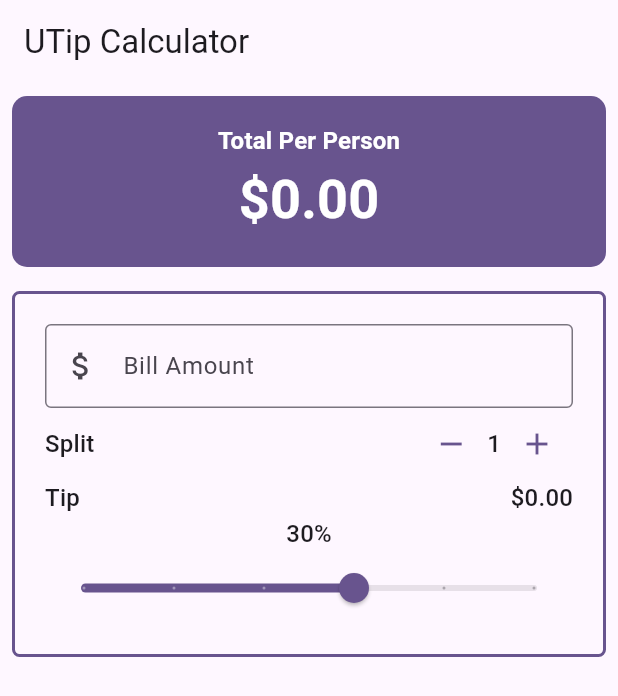
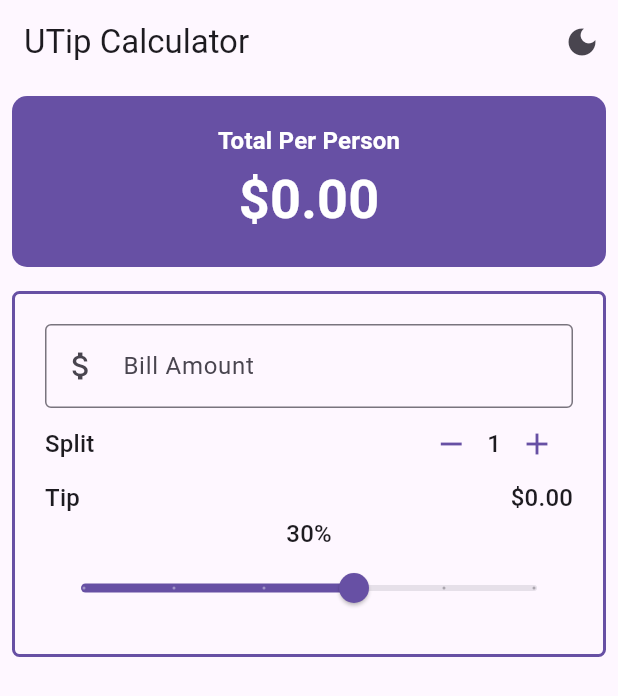
Before and after one commit to lightrao/p24_tip_calculator, a Flutter app: the screen it shows after launch, on a phone screen of 412 x 824 dp. Shown: the top 696 px of the screen. Run offline on Flutter 3.47's test engine with Material 3 defaults, Android fonts, the phone set to English and light mode, and no system bars.

Commit message:
Implement Dark & Light Modes

```diff
--- a/lib/main.dart
+++ b/lib/main.dart
@@ -5,6 +5,7 @@ import 'package:p24_tip_calculator/widgets/bill_amount_field.dart';
 import 'package:p24_tip_calculator/widgets/person_counter.dart';
 import 'package:p24_tip_calculator/widgets/tip_row.dart';
 import 'package:p24_tip_calculator/widgets/tip_slider.dart';
+import 'package:p24_tip_calculator/widgets/toggle_theme_button.dart';
 import 'package:p24_tip_calculator/widgets/total_per_person.dart';
 import 'package:provider/provider.dart';
 
@@ -23,12 +24,10 @@ class MyApp extends StatelessWidget {
   // This widget is the root of your application.
   @override
   Widget build(BuildContext context) {
+    final themeProvider = Provider.of<ThemeProvider>(context);
     return MaterialApp(
       title: 'UTip App',
-      theme: ThemeData(
-        colorScheme: ColorScheme.fromSeed(seedColor: Colors.deepPurple),
-        useMaterial3: true,
-      ),
+      theme: themeProvider.currentTheme,
       home: const UTip(),
     );
   }
@@ -45,7 +44,6 @@ class _UTipState extends State<UTip> {
   @override
   Widget build(BuildContext context) {
     final model = Provider.of<TipCalculatorModel>(context);
-    final themeProvider = Provider.of<ThemeProvider>(context);
 
     var theme = Theme.of(context);
     final style = theme.textTheme.titleMedium!.copyWith(
@@ -56,6 +54,9 @@ class _UTipState extends State<UTip> {
     return Scaffold(
       appBar: AppBar(
         title: const Text('UTip Calculator'),
+        actions: const [
+          ToggleThemeButton(),
+        ],
       ),
       body: Center(
         child: Column(
--- /dev/null
+++ b/lib/widgets/toggle_theme_button.dart
@@ -0,0 +1,23 @@
+import 'package:flutter/material.dart';
+import 'package:provider/provider.dart';
+
+import '../providers/theme_provider.dart';
+
+class ToggleThemeButton extends StatelessWidget {
+  const ToggleThemeButton({
+    super.key,
+  });
+
+  @override
+  Widget build(BuildContext context) {
+    final themeProvider = Provider.of<ThemeProvider>(context);
+    return IconButton(
+      icon: Icon(
+        themeProvider.isDarkMode ? Icons.light_mode : Icons.dark_mode,
+      ),
+      onPressed: () {
+        themeProvider.toggleTheme();
+      },
+    );
+  }
+}
```
